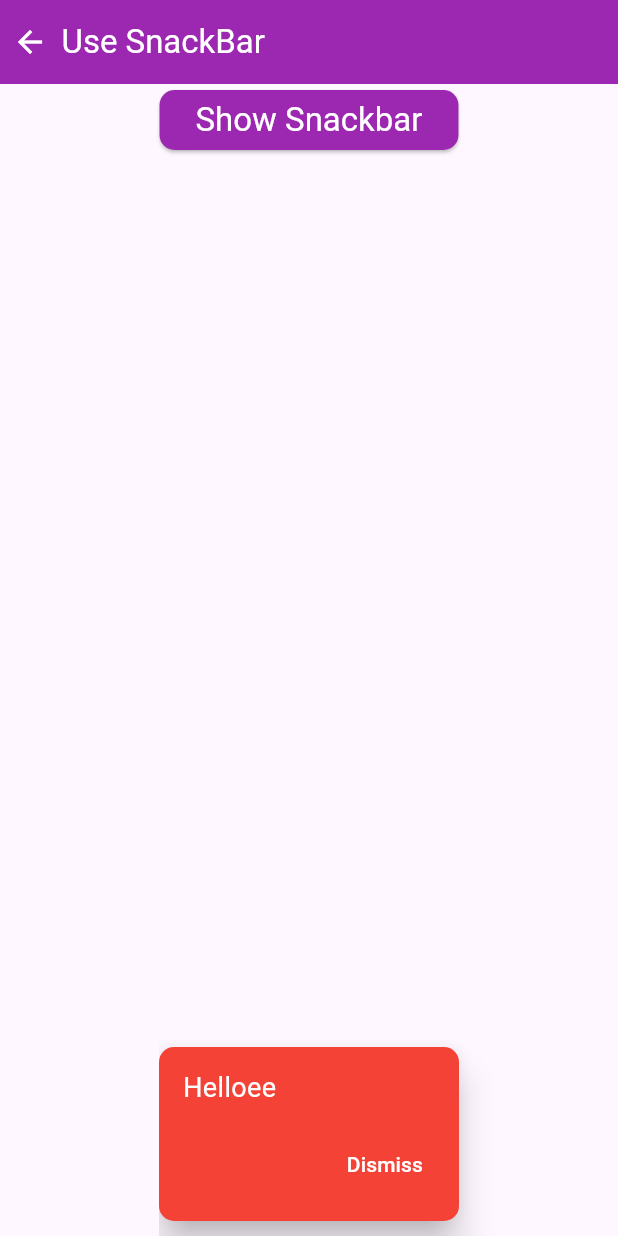
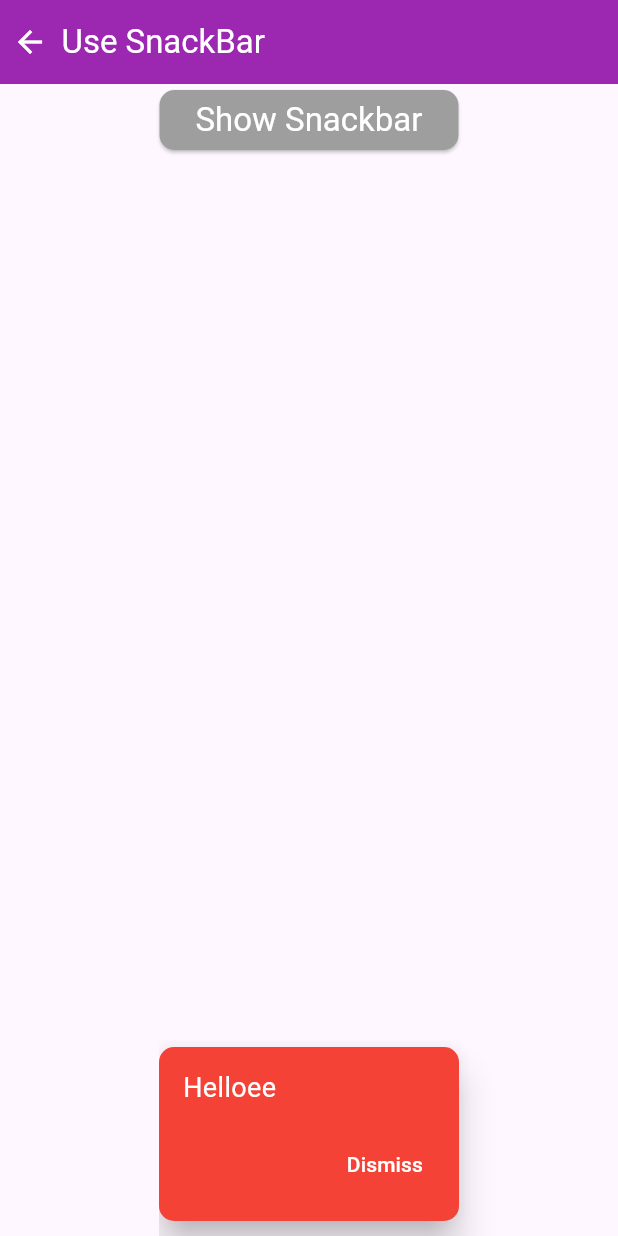
Before and after one commit to Cold-Thunder/flutter_widget_use_from_inkwell, a Flutter app: the UseSnackbar screen opened directly, after a tap on "Show Snackbar", on a phone screen of 412 x 824 dp. Run offline on Flutter 3.47's test engine with Material 3 defaults, Android fonts, the light colour scheme and no system bars.

Commit message:
multiple click controller done

```diff
--- a/lib/utiles/methods.dart
+++ b/lib/utiles/methods.dart
@@ -17,7 +17,7 @@ class Methods{
               borderRadius: BorderRadius.circular(10)
           ),
         behavior: SnackBarBehavior.floating,
-        duration: Duration(seconds: 5),
+        duration: Duration(seconds: 3),
         elevation: 10,
         action: SnackBarAction(
           label: 'Dismiss',
--- a/lib/widgets_use/use_snackbar.dart
+++ b/lib/widgets_use/use_snackbar.dart
@@ -29,7 +29,11 @@ class _UseSnackbarState extends State<UseSnackbar> {
         alignment: Alignment.center,
         child: Column(
           children: [
+            // controlling multi clicking on showing snackbar
             ElevatedButton(
+              style: !enable ? ElevatedButton.styleFrom(
+                backgroundColor: Colors.grey,
+              ) : null,
               onPressed: () {
                 if(enable){
                   Methods.snackBarMethod(context);
```
